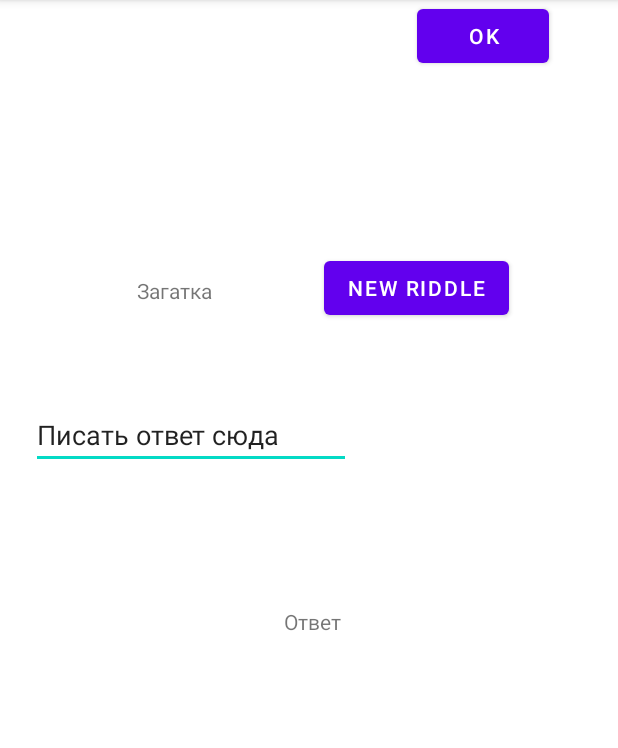
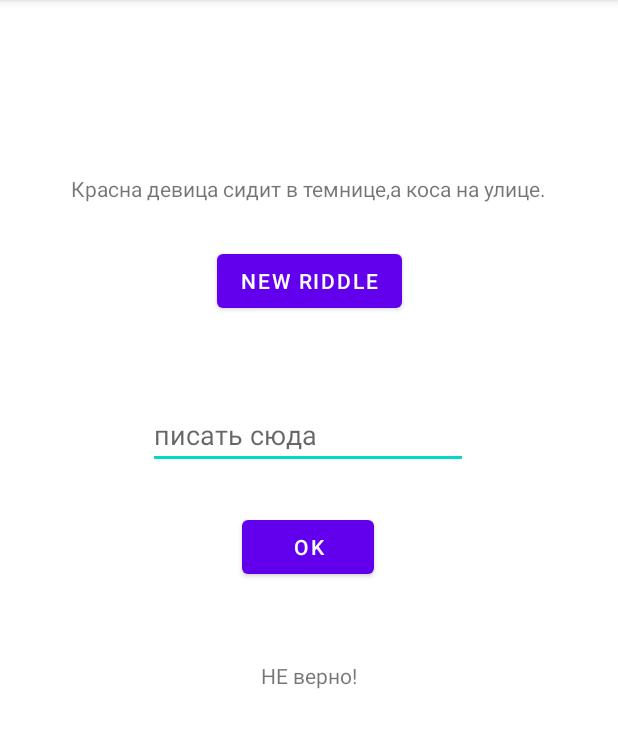
Before and after one commit to StasLukyanov/Lesson14, an Android app: the Riddles screen opened directly, with no data from a screen before it, after a tap on "NEW RIDDLE", on a phone screen of 412 x 824 dp, the part 84-832 px from its top. Run offline under Robolectric (Android 15) with nearby library versions, the phone set to English and light mode, and no system bars; 1 other tap on this screen came first.

Commit message:
сделал домашку

```diff
--- a/app/src/main/java/com/example/AppTaskFirst/Riddles.java
+++ b/app/src/main/java/com/example/AppTaskFirst/Riddles.java
@@ -8,15 +8,17 @@ import android.widget.Button;
 import android.widget.EditText;
 import android.widget.TextView;
 
+import java.util.Random;
+
 public class Riddles extends AppCompatActivity {
     TextView tvRiddle, tvAnswer;
     EditText edAnswer;
     Button btnOk;
     Button btnNewRiddle;
-    int counter =0;
-    String riddle1 = "Не огонь,а жжется.";
-    String riddle2 = "Красна девица сидит в темнице,а коса на улице.";
-    String riddle3 = "Жидкое, а не вода, белое, а не снег.";
+    int counter = 0;
+    String riddle0 = "Не огонь,а жжется.";
+    String riddle1 = "Красна девица сидит в темнице,а коса на улице.";
+    String riddle2 = "Жидкое, а не вода, белое, а не снег.";
 
 
     @Override
@@ -29,24 +31,50 @@ public class Riddles extends AppCompatActivity {
         btnOk = findViewById(R.id.btnOk);
         btnNewRiddle = findViewById(R.id.btnNewRiddle);
     }
-    public void onClickRiddles(View view){
-        String txt1 = "Крапива";
-        String txt2 = "Морковь";
-        String txt3 = "Молоко";
 
-        switch (counter){
+    public void onClickOk(View view) {
+        String txt0 = "крапива";
+        String txt1 = "морковь";
+        String txt2 = "молоко";
+
+        switch (counter) {
+            case 0:
+                if (edAnswer.getText().toString().equals(txt0)) {
+                    tvAnswer.setText("Верно!");
+                } else tvAnswer.setText("НЕ верно!");
+                break;
             case 1:
-                if(edAnswer.getText().toString().equals(txt1)){
+                if (edAnswer.getText().toString().equals(txt1)) {
                     tvAnswer.setText("Верно!");
-                }else{
-                    tvAnswer.setText("Не верно!");
-                } default:
+                } else tvAnswer.setText("НЕ верно!");
+                break;
+            case 2:
+                if (edAnswer.getText().toString().equals(txt2)) {
+                    tvAnswer.setText("Верно!");
+                } else tvAnswer.setText("НЕ верно!");
+                break;
         }
 
 
+    }
 
-    }
-    public void onClickNewRiddle(View view){
+    public void onClickNewRiddle(View view) {
+        Random random = new Random();
+        switch (random.nextInt(3)) {
+            case 0:
+                tvRiddle.setText(riddle0);
+                counter = 0;
+                break;
+            case 1:
+                tvRiddle.setText(riddle1);
+                counter = 1;
+                break;
+            case 2:
+                tvRiddle.setText(riddle2);
+                counter = 2;
+                break;
+
+        }
 
     }
 }
--- a/app/src/main/res/layout/activity_riddles.xml
+++ b/app/src/main/res/layout/activity_riddles.xml
@@ -10,10 +10,10 @@
         android:id="@+id/tvRiddle"
         android:layout_width="wrap_content"
         android:layout_height="wrap_content"
-        android:layout_marginTop="184dp"
+        android:layout_marginTop="116dp"
         android:text="Загатка"
         app:layout_constraintEnd_toEndOf="parent"
-        app:layout_constraintHorizontal_bias="0.253"
+        app:layout_constraintHorizontal_bias="0.498"
         app:layout_constraintStart_toStartOf="parent"
         app:layout_constraintTop_toTopOf="parent" />
 
@@ -21,12 +21,12 @@
         android:id="@+id/edAnswer"
         android:layout_width="wrap_content"
         android:layout_height="wrap_content"
-        android:layout_marginTop="64dp"
+        android:layout_marginTop="132dp"
         android:ems="10"
+        android:hint="писать сюда"
         android:inputType="textPersonName"
-        android:text="Писать ответ сюда"
         app:layout_constraintEnd_toEndOf="parent"
-        app:layout_constraintHorizontal_bias="0.104"
+        app:layout_constraintHorizontal_bias="0.497"
         app:layout_constraintStart_toStartOf="parent"
         app:layout_constraintTop_toBottomOf="@+id/tvRiddle" />
 
@@ -34,34 +34,33 @@
         android:id="@+id/tvAnswer"
         android:layout_width="wrap_content"
         android:layout_height="wrap_content"
-        android:layout_marginTop="92dp"
+        android:layout_marginTop="52dp"
         android:text="Ответ"
         app:layout_constraintEnd_toEndOf="parent"
-        app:layout_constraintHorizontal_bias="0.507"
         app:layout_constraintStart_toStartOf="parent"
-        app:layout_constraintTop_toBottomOf="@+id/edAnswer" />
+        app:layout_constraintTop_toBottomOf="@+id/btnOk" />
 
     <Button
         android:id="@+id/btnOk"
         android:layout_width="wrap_content"
         android:layout_height="wrap_content"
-        android:onClick="onClickRiddles"
+        android:layout_marginTop="28dp"
+        android:onClick="onClickOk"
         android:text="Ok"
         app:layout_constraintEnd_toEndOf="parent"
-        app:layout_constraintHorizontal_bias="0.489"
-        app:layout_constraintStart_toEndOf="@+id/edAnswer"
-        tools:layout_editor_absoluteY="267dp" />
+        app:layout_constraintHorizontal_bias="0.498"
+        app:layout_constraintStart_toStartOf="parent"
+        app:layout_constraintTop_toBottomOf="@+id/edAnswer" />
 
     <Button
         android:id="@+id/btnNewRiddle"
         android:layout_width="wrap_content"
         android:layout_height="wrap_content"
-        android:layout_marginTop="168dp"
+        android:layout_marginTop="28dp"
         android:onClick="onClickNewRiddle"
         android:text="new riddle"
         app:layout_constraintEnd_toEndOf="parent"
-        app:layout_constraintHorizontal_bias="0.505"
-        app:layout_constraintStart_toEndOf="@+id/tvRiddle"
-        app:layout_constraintTop_toTopOf="parent" />
+        app:layout_constraintStart_toStartOf="parent"
+        app:layout_constraintTop_toBottomOf="@+id/tvRiddle" />
 
 </androidx.constraintlayout.widget.ConstraintLayout>
```
Also changed, not shown: app/src/main/AndroidManifest.xml (+6 -3 lines), app/src/main/java/com/example/AppTaskFirst/BossApp.java (+10 -0 lines), app/src/main/java/com/example/AppTaskFirst/Calculator.java (added, +113 -0 lines), app/src/main/res/layout/activity_boss_app.xml (+12 -0 lines), app/src/main/res/layout/activity_calculator.xml (added, +91 -0 lines).
